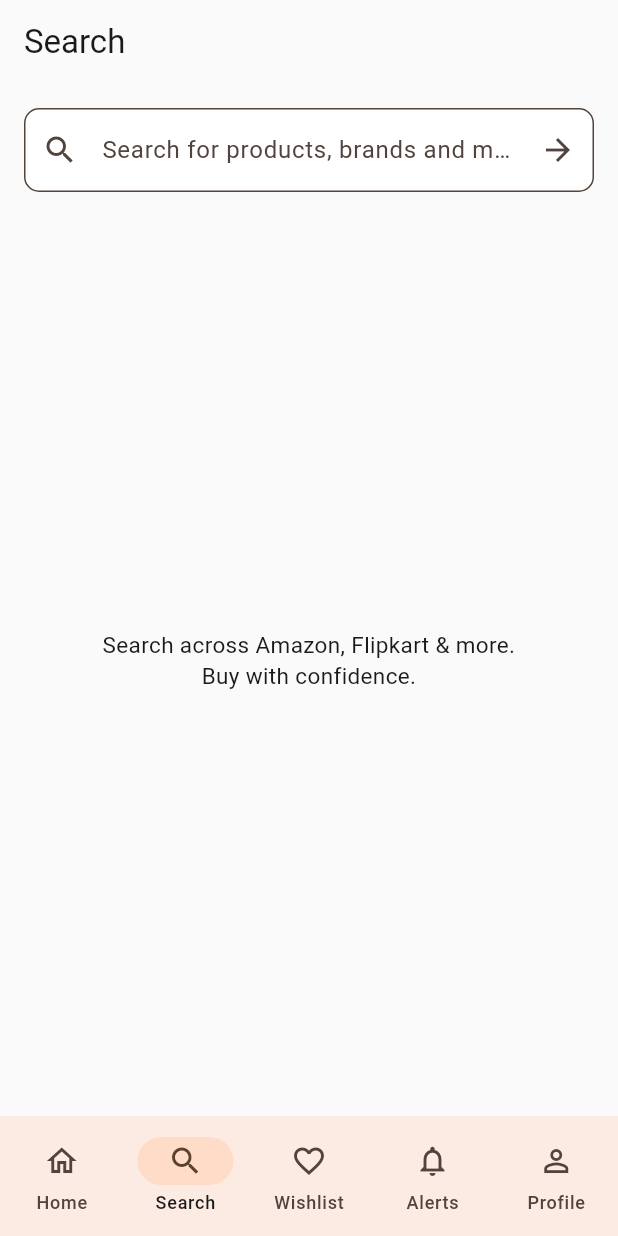
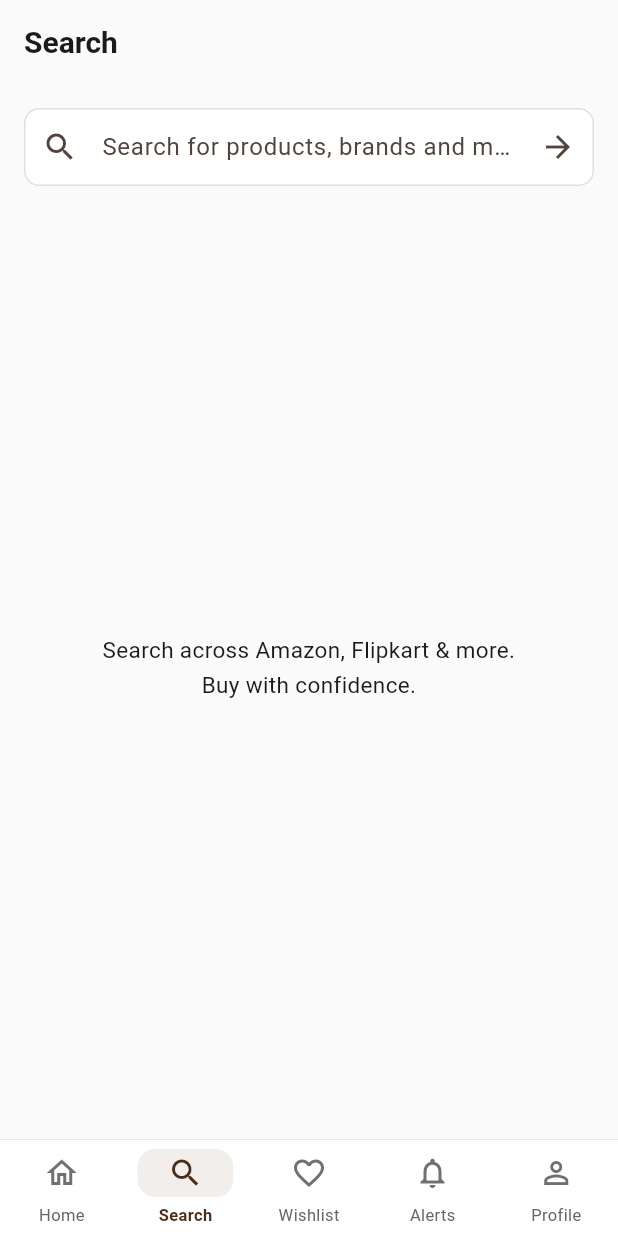
Before and after one commit to iampavanganesh/omnisift, a Flutter app: the screen it shows after launch, item 2 of the bottom bar chosen, on a phone screen of 412 x 824 dp. Run offline on Flutter 3.47's test engine with Material 3 defaults, Android fonts, the phone set to English and light mode, and no system bars; our stand-ins replace cached_network_image, dio, firebase_core, firebase_messaging, fl_chart, flutter_local_notifications and 9 more; accounts and stored records are empty; generated files the repository leaves out were written again; network calls fail.

Commit message:
Updated app_spacing.dart

```diff
--- a/apps/client/lib/core/theme/app_radius.dart
+++ b/apps/client/lib/core/theme/app_radius.dart
@@ -1,9 +1,11 @@
 import 'package:flutter/widgets.dart';
 
 abstract final class AppRadius {
+  static const double xs = 4;
   static const double sm = 6;
   static const double md = 10;
   static const double lg = 16;
-  static const double xl = 24;
+  static const double xl = 20;
+  static const double pill = 999;
   static BorderRadius all(double r) => BorderRadius.circular(r);
 }
--- a/apps/client/lib/core/theme/app_spacing.dart
+++ b/apps/client/lib/core/theme/app_spacing.dart
@@ -8,4 +8,9 @@ abstract final class AppSpacing {
   static const double xxl = 32;
   static const double xxxl = 48;
   static const double huge = 64;
+  // Extended scale per design spec.
+  static const double xxs = 20;
+  static const double mega = 40;
+  static const double giant = 80;
+  static const double colossal = 96;
 }
--- a/apps/client/lib/core/theme/app_theme.dart
+++ b/apps/client/lib/core/theme/app_theme.dart
@@ -26,11 +26,29 @@ abstract final class AppTheme {
         foregroundColor: scheme.onSurface,
         elevation: 0,
         scrolledUnderElevation: 0.5,
+        centerTitle: false,
+        titleTextStyle: TextStyle(
+          fontSize: 20,
+          fontWeight: FontWeight.w600,
+          color: scheme.onSurface,
+        ),
       ),
       inputDecorationTheme: InputDecorationTheme(
-        border: OutlineInputBorder(borderRadius: AppRadius.all(AppRadius.md)),
+        border: OutlineInputBorder(
+          borderRadius: AppRadius.all(AppRadius.md),
+          borderSide: BorderSide(color: AppColors.border),
+        ),
+        enabledBorder: OutlineInputBorder(
+          borderRadius: AppRadius.all(AppRadius.md),
+          borderSide: BorderSide(color: AppColors.border),
+        ),
+        focusedBorder: OutlineInputBorder(
+          borderRadius: AppRadius.all(AppRadius.md),
+          borderSide: BorderSide(color: AppColors.primary, width: 1.5),
+        ),
         filled: true,
         fillColor: scheme.surface,
+        contentPadding: const EdgeInsets.symmetric(horizontal: 16, vertical: 14),
       ),
       filledButtonTheme: FilledButtonThemeData(
         style: FilledButton.styleFrom(
@@ -45,6 +63,11 @@ abstract final class AppTheme {
           padding: const EdgeInsets.symmetric(horizontal: 24, vertical: 14),
         ),
       ),
+      textButtonTheme: TextButtonThemeData(
+        style: TextButton.styleFrom(
+          shape: RoundedRectangleBorder(borderRadius: AppRadius.all(AppRadius.md)),
+        ),
+      ),
       cardTheme: CardThemeData(
         elevation: 0,
         shape: RoundedRectangleBorder(borderRadius: AppRadius.all(AppRadius.lg)),
@@ -55,6 +78,43 @@ abstract final class AppTheme {
         shape: RoundedRectangleBorder(borderRadius: BorderRadius.circular(999)),
         side: BorderSide(color: AppColors.border),
       ),
+      navigationBarTheme: NavigationBarThemeData(
+        backgroundColor: AppColors.surface,
+        elevation: 0,
+        height: 64,
+        indicatorColor: AppColors.primary.withValues(alpha: 0.08),
+        indicatorShape: RoundedRectangleBorder(borderRadius: BorderRadius.circular(12)),
+        labelTextStyle: WidgetStateProperty.resolveWith((states) {
+          final selected = states.contains(WidgetState.selected);
+          return TextStyle(
+            fontSize: 11,
+            fontWeight: selected ? FontWeight.w600 : FontWeight.w400,
+            color: selected ? AppColors.primary : AppColors.textSecondary,
+          );
+        }),
+        iconTheme: WidgetStateProperty.resolveWith((states) {
+          final selected = states.contains(WidgetState.selected);
+          return IconThemeData(
+            size: 24,
+            color: selected ? AppColors.primary : AppColors.textDisabled,
+          );
+        }),
+      ),
+      listTileTheme: ListTileThemeData(
+        shape: RoundedRectangleBorder(borderRadius: AppRadius.all(AppRadius.md)),
+        contentPadding: const EdgeInsets.symmetric(horizontal: 16, vertical: 4),
+      ),
+      snackBarTheme: SnackBarThemeData(
+        behavior: SnackBarBehavior.floating,
+        shape: RoundedRectangleBorder(borderRadius: AppRadius.all(AppRadius.md)),
+        backgroundColor: AppColors.primary,
+        contentTextStyle: const TextStyle(color: Colors.white, fontSize: 14),
+      ),
+      dividerTheme: DividerThemeData(
+        color: AppColors.border,
+        thickness: 1,
+        space: 1,
+      ),
     );
   }
 }
--- a/apps/client/lib/core/theme/app_typography.dart
+++ b/apps/client/lib/core/theme/app_typography.dart
@@ -3,13 +3,25 @@ import 'app_colors.dart';
 
 abstract final class AppTypography {
   static TextStyle get display =>
-      TextStyle(fontSize: 28, fontWeight: FontWeight.w700, color: AppColors.textPrimary);
+      TextStyle(fontSize: 32, fontWeight: FontWeight.w700, color: AppColors.textPrimary, height: 1.2);
+  static TextStyle get h1 =>
+      TextStyle(fontSize: 26, fontWeight: FontWeight.w700, color: AppColors.textPrimary, height: 1.25);
+  static TextStyle get h2 =>
+      TextStyle(fontSize: 22, fontWeight: FontWeight.w600, color: AppColors.textPrimary, height: 1.3);
   static TextStyle get heading =>
       TextStyle(fontSize: 22, fontWeight: FontWeight.w700, color: AppColors.textPrimary);
   static TextStyle get title =>
-      TextStyle(fontSize: 18, fontWeight: FontWeight.w500, color: AppColors.textPrimary);
+      TextStyle(fontSize: 18, fontWeight: FontWeight.w600, color: AppColors.textPrimary, height: 1.35);
   static TextStyle get body =>
-      TextStyle(fontSize: 15, fontWeight: FontWeight.w400, color: AppColors.textPrimary);
+      TextStyle(fontSize: 15, fontWeight: FontWeight.w400, color: AppColors.textPrimary, height: 1.5);
+  static TextStyle get bodySmall =>
+      TextStyle(fontSize: 13, fontWeight: FontWeight.w400, color: AppColors.textSecondary, height: 1.45);
   static TextStyle get caption =>
-      TextStyle(fontSize: 12, fontWeight: FontWeight.w400, color: AppColors.textSecondary);
+      TextStyle(fontSize: 12, fontWeight: FontWeight.w400, color: AppColors.textSecondary, height: 1.4);
+  static TextStyle get label =>
+      TextStyle(fontSize: 13, fontWeight: FontWeight.w500, color: AppColors.textPrimary);
+  static TextStyle get price =>
+      TextStyle(fontSize: 17, fontWeight: FontWeight.w700, color: AppColors.textPrimary);
+  static TextStyle get priceLarge =>
+      TextStyle(fontSize: 22, fontWeight: FontWeight.w700, color: AppColors.primary);
 }
--- a/apps/client/lib/features/shell/presentation/main_shell.dart
+++ b/apps/client/lib/features/shell/presentation/main_shell.dart
@@ -2,6 +2,8 @@ import 'package:flutter/material.dart';
 import 'package:flutter/services.dart';
 import 'package:flutter_riverpod/flutter_riverpod.dart';
 import 'package:go_router/go_router.dart';
+import '../../../core/theme/app_colors.dart';
+import '../../../core/theme/app_spacing.dart';
 import '../../../features/wishlist/presentation/providers/wishlist_controller.dart';
 
 /// Navigator key for the Search branch (it has the nested product-detail route).
@@ -50,21 +52,43 @@ class MainShell extends ConsumerWidget {
       },
       child: Scaffold(
         body: navigationShell,
-        bottomNavigationBar: NavigationBar(
+        bottomNavigationBar: Container(
+          decoration: BoxDecoration(
+            border: Border(
+              top: BorderSide(color: AppColors.border, width: 0.5),
+            ),
+          ),
+          child: NavigationBar(
             selectedIndex: navigationShell.currentIndex,
             onDestinationSelected: (index) => _onTap(ref, index),
-          destinations: const [
-            NavigationDestination(icon: Icon(Icons.home_outlined), selectedIcon: Icon(Icons.home), label: 'Home'),
-            NavigationDestination(icon: Icon(Icons.search), label: 'Search'),
+            destinations: [
               NavigationDestination(
-                icon: Icon(Icons.favorite_border), selectedIcon: Icon(Icons.favorite), label: 'Wishlist'),
+                icon: Icon(Icons.home_outlined),
+                selectedIcon: Icon(Icons.home),
+                label: 'Home',
+              ),
+              NavigationDestination(
+                icon: Icon(Icons.search),
+                selectedIcon: Icon(Icons.search),
+                label: 'Search',
+              ),
+              NavigationDestination(
+                icon: Icon(Icons.favorite_border),
+                selectedIcon: Icon(Icons.favorite),
+                label: 'Wishlist',
+              ),
               NavigationDestination(
                 icon: Icon(Icons.notifications_outlined),
                 selectedIcon: Icon(Icons.notifications),
-                label: 'Alerts'),
+                label: 'Alerts',
+              ),
               NavigationDestination(
-                icon: Icon(Icons.person_outline), selectedIcon: Icon(Icons.person), label: 'Profile'),
+                icon: Icon(Icons.person_outline),
+                selectedIcon: Icon(Icons.person),
+                label: 'Profile',
+              ),
             ],
+          ),
         ),
       ),
     );
```
Lines whose indentation alone changed are shown as unchanged.
